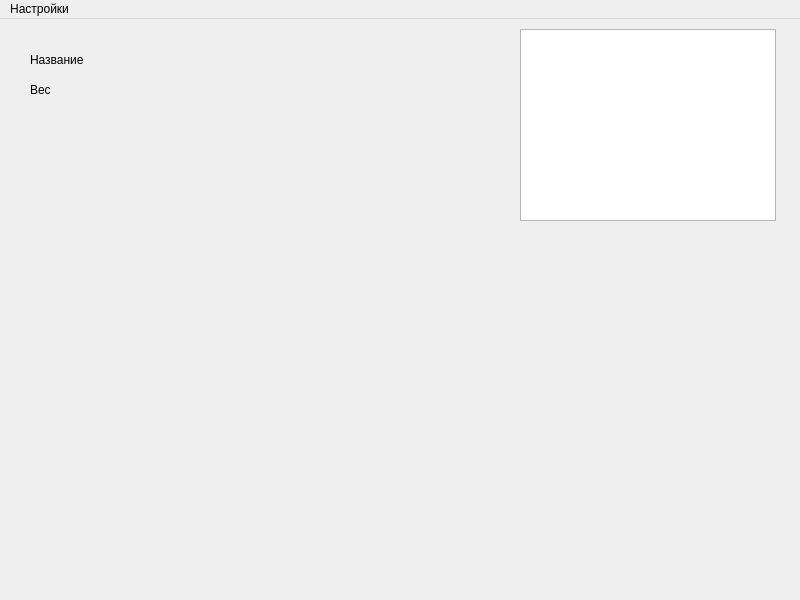
The window that src/design.ui (oborichkin/barcode-reader) describes before a commit, drawn with Qt 5.
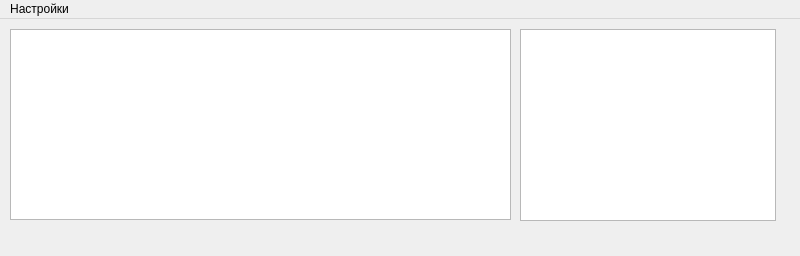
The same window after the commit.

Commit message: ✨ Version for COM port testing

What changed in the file:
```diff
--- a/src/design.ui
+++ b/src/design.ui
@@ -7,39 +7,19 @@
     <x>0</x>
     <y>0</y>
     <width>800</width>
-    <height>600</height>
+    <height>256</height>
    </rect>
   </property>
+  <property name="sizePolicy">
+   <sizepolicy hsizetype="Fixed" vsizetype="Fixed">
+    <horstretch>0</horstretch>
+    <verstretch>0</verstretch>
+   </sizepolicy>
+  </property>
   <property name="windowTitle">
    <string>MainWindow</string>
   </property>
   <widget class="QWidget" name="centralwidget">
-   <widget class="QLabel" name="currentPositionName">
-    <property name="geometry">
-     <rect>
-      <x>30</x>
-      <y>30</y>
-      <width>81</width>
-      <height>21</height>
-     </rect>
-    </property>
-    <property name="text">
-     <string>Название</string>
-    </property>
-   </widget>
-   <widget class="QLabel" name="currentPositionWeight">
-    <property name="geometry">
-     <rect>
-      <x>30</x>
-      <y>60</y>
-      <width>81</width>
-      <height>21</height>
-     </rect>
-    </property>
-    <property name="text">
-     <string>Вес</string>
-    </property>
-   </widget>
    <widget class="QListWidget" name="listWidget">
     <property name="geometry">
      <rect>
@@ -50,6 +30,16 @@
      </rect>
     </property>
    </widget>
+   <widget class="QTextEdit" name="textEdit">
+    <property name="geometry">
+     <rect>
+      <x>10</x>
+      <y>10</y>
+      <width>501</width>
+      <height>191</height>
+     </rect>
+    </property>
+   </widget>
   </widget>
   <widget class="QMenuBar" name="menubar">
    <property name="geometry">
```
Left out of the diff: 5 changed lines with no effect on the pictures. The commit also changes 2 other files.
